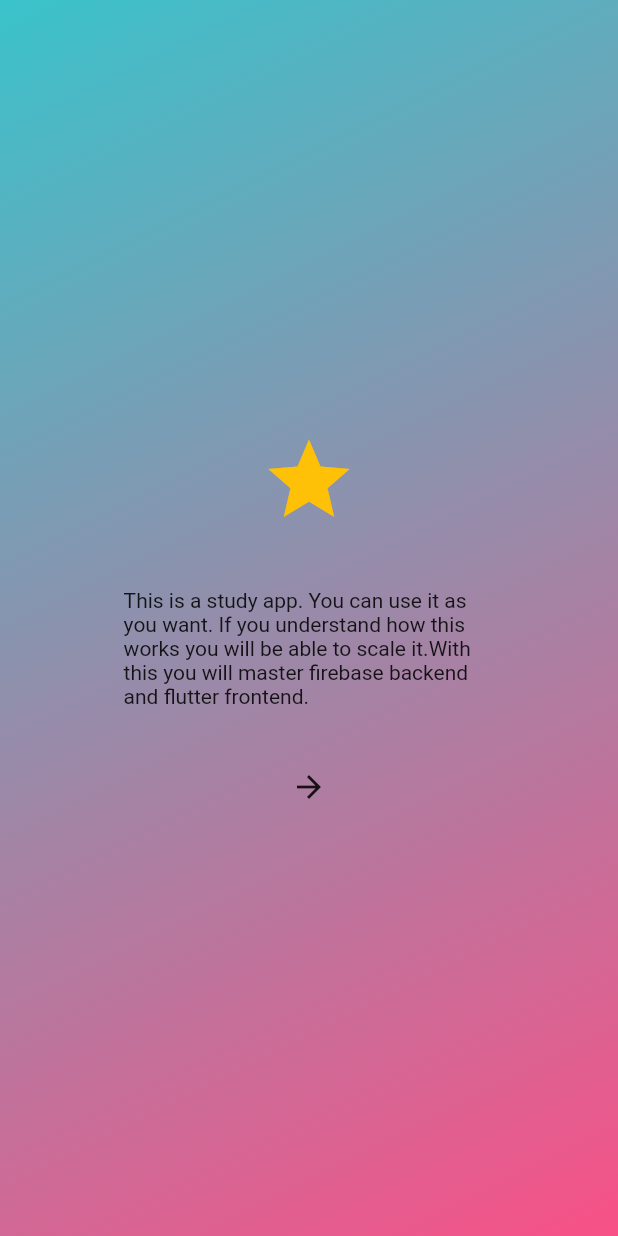
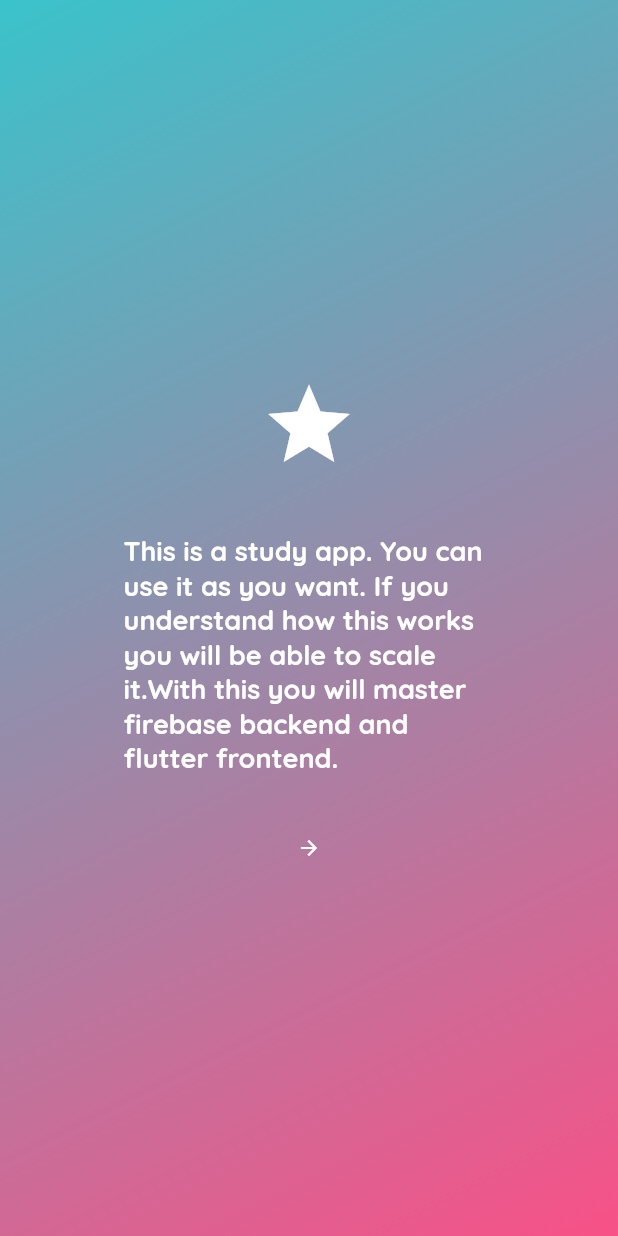
Before and after one commit to LMuchapirei/flutter_study_app, a Flutter app: the screen it shows after launch, on a phone screen of 412 x 824 dp. Run offline on Flutter 3.47's test engine with Material 2 defaults, Android fonts, the phone set to English and light mode, and no system bars; our stand-ins replace cloud_firestore, firebase_core, get, google_fonts; missing offline and left inert: dart:ffi; accounts and stored records are empty; project files that could hold a hidden picture were left out.

Commit message:
Applying theme on the theme prop and using mixins and some cool stuff

```diff
--- a/lib/configs/themes/app_colors.dart
+++ b/lib/configs/themes/app_colors.dart
@@ -3,6 +3,7 @@ import 'package:flutter_study_app/configs/themes/app_dark_theme.dart';
 import 'package:flutter_study_app/configs/themes/app_light_theme.dart';
 import 'package:flutter_study_app/configs/themes/ui_parameters.dart';
 
+const Color onSurfaceTextColor = Colors.white;
 const mainGradientLight = LinearGradient(
     begin: Alignment.topLeft,
     end: Alignment.bottomRight,
--- a/lib/configs/themes/app_light_theme.dart
+++ b/lib/configs/themes/app_light_theme.dart
@@ -1,4 +1,16 @@
-import 'package:flutter/cupertino.dart';
+import 'package:flutter/material.dart';
+import 'package:flutter_study_app/configs/themes/sub_theme_data_mixin.dart';
 
 const Color primaryLightColorLight = Color(0xFF3ac3cb);
 const Color primaryColorLight = Color(0xFFf85187);
+const Color mainTextColor = Color.fromARGB(255, 40, 40, 40);
+
+class LightTheme with SubThemeData {
+  buildLightTheme() {
+    final ThemeData systemLightTheme = ThemeData.light();
+    return systemLightTheme.copyWith(
+        iconTheme: getIconTheme(),
+        textTheme: getTextThemes()
+            .apply(bodyColor: mainTextColor, displayColor: mainTextColor));
+  }
+}
--- /dev/null
+++ b/lib/configs/themes/sub_theme_data_mixin.dart
@@ -0,0 +1,16 @@
+import 'package:flutter/material.dart';
+import 'package:google_fonts/google_fonts.dart';
+
+import 'app_colors.dart';
+
+mixin SubThemeData {
+  TextTheme getTextThemes() {
+    return GoogleFonts.quicksandTextTheme(TextTheme(
+        bodyText1: TextStyle(fontWeight: FontWeight.w400),
+        bodyText2: TextStyle(fontWeight: FontWeight.w400)));
+  }
+
+  IconThemeData getIconTheme() {
+    return const IconThemeData(color: onSurfaceTextColor, size: 16);
+  }
+}
--- a/lib/main.dart
+++ b/lib/main.dart
@@ -1,6 +1,7 @@
 import 'package:firebase_core/firebase_core.dart';
 import 'package:flutter/material.dart';
 import 'package:flutter_study_app/bindings/initial_bindings.dart';
+import 'package:flutter_study_app/configs/themes/app_light_theme.dart';
 import 'package:flutter_study_app/data_uploader_screen.dart';
 import 'package:flutter_study_app/firebase_options.dart';
 import 'package:flutter_study_app/routes/app_routes.dart';
@@ -29,6 +30,7 @@ class MyApp extends StatelessWidget {
 
   @override
   Widget build(BuildContext context) {
-    return GetMaterialApp(getPages: AppRoutes.routes());
+    return GetMaterialApp(
+        theme: LightTheme().buildLightTheme(), getPages: AppRoutes.routes());
   }
 }
--- a/lib/screens/introduction/introduction.dart
+++ b/lib/screens/introduction/introduction.dart
@@ -22,13 +22,16 @@ class AppIntroductionScreen extends StatelessWidget {
               const Icon(
                 Icons.star,
                 size: 65,
-                color: Colors.amber,
               ),
               SizedBox(
                 height: 40,
               ),
               const Text(
-                  'This is a study app. You can use it as you want. If you understand how this works you will be able to scale it.With this you will master firebase backend and flutter frontend.'),
+                  'This is a study app. You can use it as you want. If you understand how this works you will be able to scale it.With this you will master firebase backend and flutter frontend.',
+                  style: TextStyle(
+                      fontSize: 18,
+                      color: onSurfaceTextColor,
+                      fontWeight: FontWeight.bold)),
               SizedBox(
                 height: 40,
               ),
```
